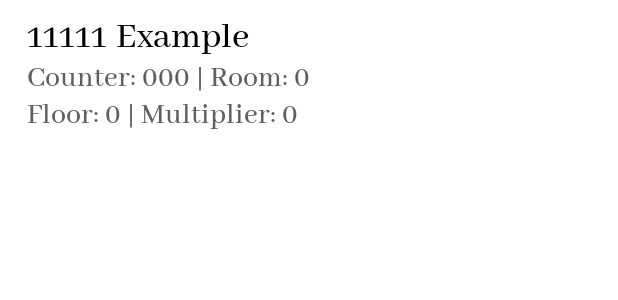
After one commit to ArKiT17/Coursework_SmartMeter, an Android app: the layout counter_list_adapter.xml on its own in the app's theme, with its tools: preview values and no code run, on a phone screen of 412 x 824 dp. The commit adds this screen. Shown: the top 300 px of the screen. Run offline under Robolectric (Android 15) with nearby library versions, the phone set to English and light mode, and no system bars.

Commit message:
- доданий функціонал сторінки перегляду наявних лічильників - створене графічне відображення та функціонал адаптеру для списку лічильників - доданий новий запит до бази даних - змінена структура буферу - внесені зміни до наявних запитів до бази даних - стилістичні виправлення

```diff
--- a/app/src/main/AndroidManifest.xml
+++ b/app/src/main/AndroidManifest.xml
@@ -15,6 +15,9 @@
         android:supportsRtl="true"
         android:theme="@style/Theme.SmartMeter"
         tools:targetApi="31">
+        <activity
+            android:name=".CountersListAdapter"
+            android:exported="false" />
         <activity
             android:name=".activities.AddCounter"
             android:exported="false" />
--- a/app/src/main/java/com/smartmeter/Buffer.java
+++ b/app/src/main/java/com/smartmeter/Buffer.java
@@ -7,7 +7,6 @@ import java.util.ArrayList;
 public class Buffer {
     public static DBHelper dbHelper = new DBHelper();
     public static CounterInfo scannerInfo = null;
+    public static CounterInfo activeCounter;
     public static ArrayList<String> months = new ArrayList<>();
-    public static ArrayList<String> companyList = new ArrayList<>();
-
 }
--- a/app/src/main/java/com/smartmeter/activities/AddCounter.java
+++ b/app/src/main/java/com/smartmeter/activities/AddCounter.java
@@ -42,7 +42,7 @@ public class AddCounter extends AppCompatActivity {
     protected void onResume() {
         super.onResume();
 
-        ArrayList<String> tmpCompanyList = new ArrayList<>(Buffer.companyList);
+        ArrayList<String> tmpCompanyList = Buffer.dbHelper.getAllCompaniesList();
         tmpCompanyList.add(0, "");
         ArrayAdapter<String> adapter = new ArrayAdapter<String>(this, R.layout.spinner_style_light, R.id.spinner_text_light, tmpCompanyList);
         companies.setAdapter(adapter);
--- a/app/src/main/java/com/smartmeter/activities/MainActivity.java
+++ b/app/src/main/java/com/smartmeter/activities/MainActivity.java
@@ -27,7 +27,6 @@ import com.smartmeter.Buffer;
 import com.smartmeter.CaptureAct;
 import com.smartmeter.R;
 import com.smartmeter.CounterInfo;
-import com.smartmeter.database.Const;
 
 import java.time.LocalDate;
 import java.time.YearMonth;
@@ -165,7 +164,7 @@ public class MainActivity extends AppCompatActivity {
             @Override
             public void onItemSelected(AdapterView<?> adapterView, View view, int position, long l) {
                 CounterInfo counterInfo = Buffer.dbHelper.getCounterInfo(companies.getSelectedItem().toString(), adapterView.getItemAtPosition(position).toString());
-                if (counterInfo.id != -1) {
+                if (counterInfo != null) {
                     id = counterInfo.id;
                     multiplier.setText(String.valueOf(counterInfo.multiplier));
                     floorValue.setText(String.valueOf(counterInfo.floor));
@@ -302,7 +301,7 @@ public class MainActivity extends AppCompatActivity {
         barLauncher.launch(options);
     }
 
-    private ActivityResultLauncher<ScanOptions> barLauncher = registerForActivityResult(new ScanContract(), result -> {
+    private final ActivityResultLauncher<ScanOptions> barLauncher = registerForActivityResult(new ScanContract(), result -> {
         AlertDialog.Builder builder = new AlertDialog.Builder(this);
         builder.setTitle(getString(R.string.alert_title_error));
         builder.setPositiveButton(getString(R.string.alert_CLOSE), null);
--- a/app/src/main/java/com/smartmeter/activities/Start.java
+++ b/app/src/main/java/com/smartmeter/activities/Start.java
@@ -37,7 +37,6 @@ public class Start extends AppCompatActivity {
     protected void onResume() {
         super.onResume();
 
-        Buffer.companyList = Buffer.dbHelper.getAllCompaniesList();
         startButton.setEnabled(true);
         countersButton.setEnabled(true);
         valuesButton.setEnabled(true);
--- /dev/null
+++ b/app/src/main/res/layout/counter_list_adapter.xml
@@ -0,0 +1,121 @@
+<?xml version="1.0" encoding="utf-8"?>
+<LinearLayout xmlns:android="http://schemas.android.com/apk/res/android"
+    xmlns:app="http://schemas.android.com/apk/res-auto"
+    xmlns:tools="http://schemas.android.com/tools"
+    android:id="@+id/main"
+    android:layout_width="match_parent"
+    android:layout_height="match_parent"
+    android:background="@color/bg"
+    android:orientation="vertical"
+    android:paddingVertical="10dp"
+    android:paddingHorizontal="18dp"
+    tools:context=".CountersListAdapter">
+
+    <LinearLayout
+        android:layout_width="match_parent"
+        android:layout_height="wrap_content">
+
+        <TextView
+            android:id="@+id/item_id"
+            android:layout_width="wrap_content"
+            android:layout_height="wrap_content"
+            android:layout_marginEnd="6dp"
+            android:fontFamily="@font/abhayalibre_medium"
+            android:text="11111"
+            android:textColor="@color/text_dark"
+            android:textSize="25sp" />
+
+        <TextView
+            android:id="@+id/item_company"
+            android:layout_width="wrap_content"
+            android:layout_height="wrap_content"
+            android:fontFamily="@font/abhayalibre_medium"
+            android:text="Example"
+            android:textColor="@color/text_dark"
+            android:textSize="25sp" />
+
+    </LinearLayout>
+
+    <LinearLayout
+        android:layout_width="match_parent"
+        android:layout_height="wrap_content">
+
+        <TextView
+            android:layout_width="wrap_content"
+            android:layout_height="wrap_content"
+            android:fontFamily="@font/abhayalibre_medium"
+            android:text="@string/item_title_counter"
+            android:textColor="@color/spinner_text_grey"
+            android:textSize="20sp" />
+
+        <TextView
+            android:id="@+id/item_counter"
+            android:layout_width="wrap_content"
+            android:layout_height="wrap_content"
+            android:fontFamily="@font/abhayalibre_medium"
+            android:text="000"
+            android:textColor="@color/spinner_text_grey"
+            android:textSize="20sp" />
+
+        <TextView
+            android:layout_width="wrap_content"
+            android:layout_height="wrap_content"
+            android:layout_marginStart="4dp"
+            android:fontFamily="@font/abhayalibre_medium"
+            android:text="@string/item_title_room"
+            android:textColor="@color/spinner_text_grey"
+            android:textSize="20sp" />
+
+        <TextView
+            android:id="@+id/item_room"
+            android:layout_width="wrap_content"
+            android:layout_height="wrap_content"
+            android:fontFamily="@font/abhayalibre_medium"
+            android:text="0"
+            android:textColor="@color/spinner_text_grey"
+            android:textSize="20sp" />
+
+    </LinearLayout>
+
+    <LinearLayout
+        android:layout_width="match_parent"
+        android:layout_height="wrap_content">
+
+        <TextView
+            android:layout_width="wrap_content"
+            android:layout_height="wrap_content"
+            android:fontFamily="@font/abhayalibre_medium"
+            android:text="@string/item_title_floor"
+            android:textColor="@color/spinner_text_grey"
+            android:textSize="20sp" />
+
+        <TextView
+            android:id="@+id/item_floor"
+            android:layout_width="wrap_content"
+            android:layout_height="wrap_content"
+            android:fontFamily="@font/abhayalibre_medium"
+            android:text="0"
+            android:textColor="@color/spinner_text_grey"
+            android:textSize="20sp" />
+
+        <TextView
+            android:layout_width="wrap_content"
+            android:layout_height="wrap_content"
+            android:layout_marginStart="4dp"
+            android:fontFamily="@font/abhayalibre_medium"
+            android:text="@string/item_title_multiplier"
+            android:textColor="@color/spinner_text_grey"
+            android:textSize="20sp" />
+
+        <TextView
+            android:id="@+id/item_multiplier"
+            android:layout_width="wrap_content"
+            android:layout_height="wrap_content"
+            android:fontFamily="@font/abhayalibre_medium"
+            android:text="0"
+            android:textColor="@color/spinner_text_grey"
+            android:textSize="20sp" />
+
+    </LinearLayout>
+
+</LinearLayout>
```
Also changed, not shown: app/src/main/java/com/smartmeter/CountersListAdapter.java (added, +45 -0 lines), app/src/main/java/com/smartmeter/activities/CountersActivity.java (+69 -4 lines), app/src/main/java/com/smartmeter/database/DBHelper.java (+46 -3 lines).
